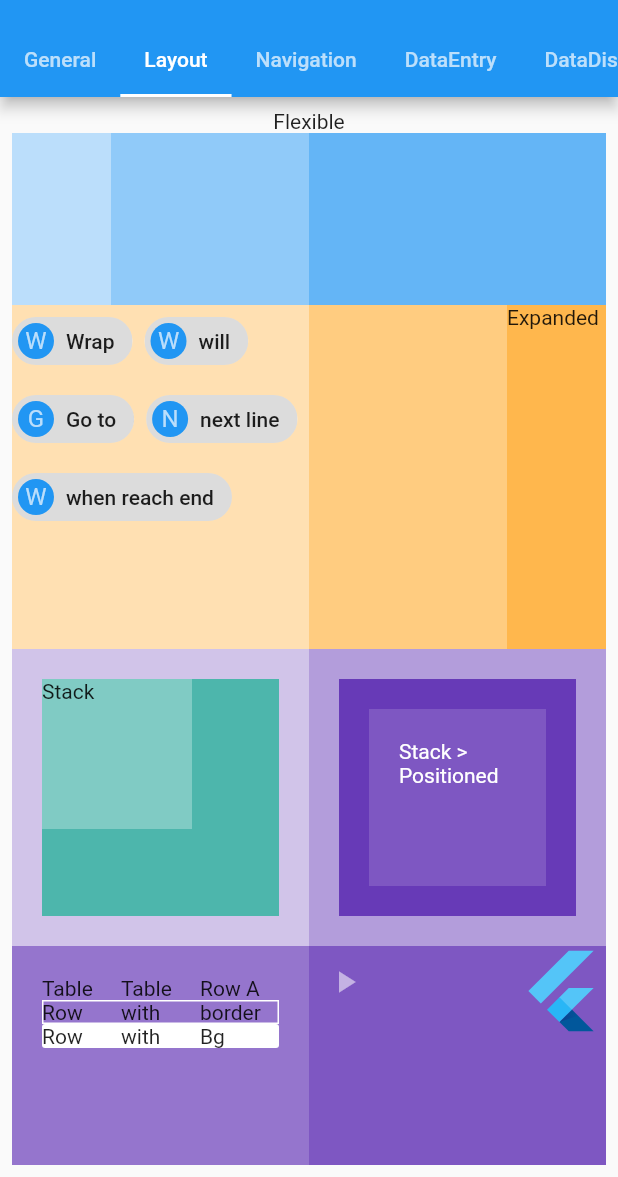
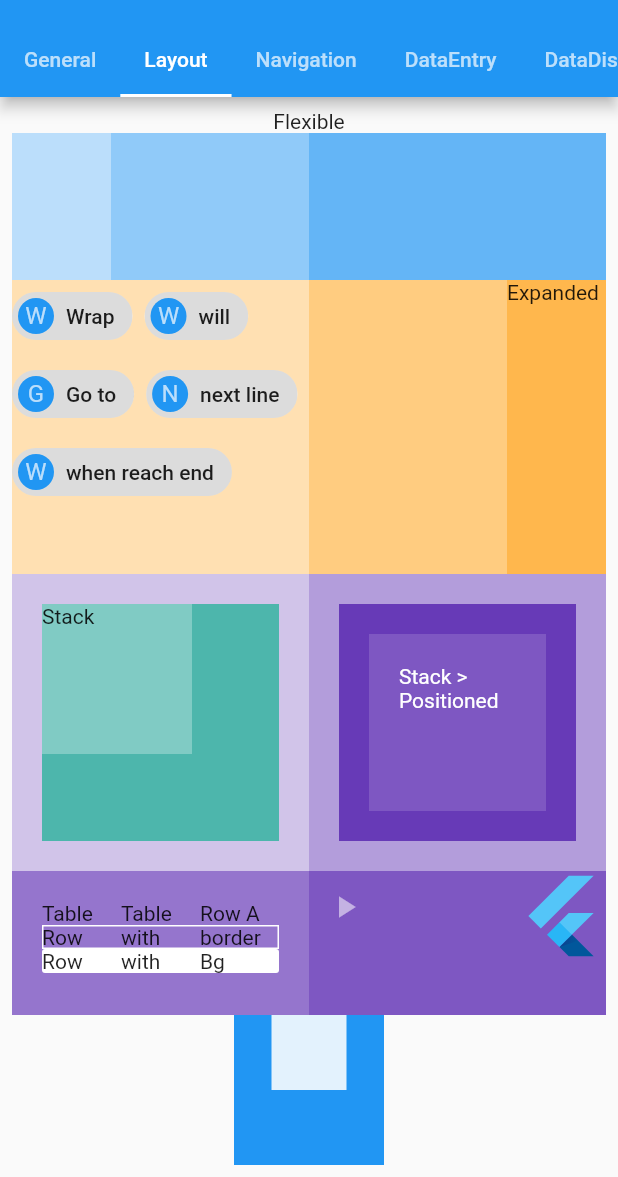
Before and after one commit to djdeo/flutter-demos, a Flutter app: the screen it shows after launch, tab 2 chosen, on a phone screen of 412 x 824 dp, the part 59-1236 px from its top. Run offline on Flutter 3.47's test engine with Material 2 defaults, Android fonts, the phone set to English and light mode, and no system bars.

Commit message:
feat: add SizedOverflowBox

```diff
--- a/lib/pages/layout.dart
+++ b/lib/pages/layout.dart
@@ -236,11 +236,23 @@ class _LayoutPageState extends State<LayoutPage> {
                       baseline: -10.0,
                       baselineType: TextBaseline.alphabetic,
                     ),
-                  )
+                  ),
                 ],
               ),
               flex: 3,
             ),
+            Container(
+              color: Colors.blue,
+              child: SizedOverflowBox(
+                size: Size(100.0, 100.0),
+                alignment: AlignmentDirectional.topCenter,
+                child: Container(
+                  height: 50.0,
+                  width: 50,
+                  color: Colors.blue[50],
+                ),
+              ),
+            )
           ],
         ));
   }
```
